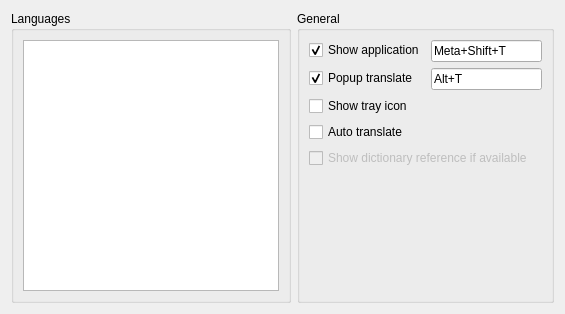
Above: src/settings.ui from georgyfarniev/litetran-qt before the change. Below: the same form after it.
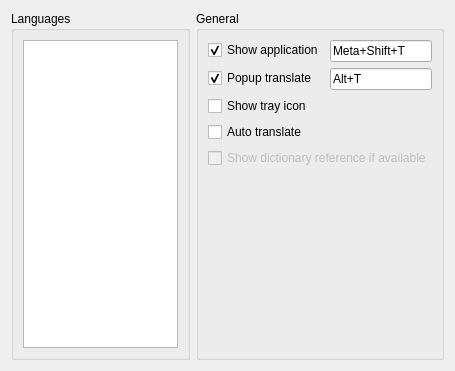
That is the form after the change.

Diff of the .ui file:
```diff
--- a/src/settings.ui
+++ b/src/settings.ui
@@ -6,8 +6,8 @@
    <rect>
     <x>0</x>
     <y>0</y>
-    <width>565</width>
-    <height>314</height>
+    <width>455</width>
+    <height>371</height>
    </rect>
   </property>
   <property name="minimumSize">
```
